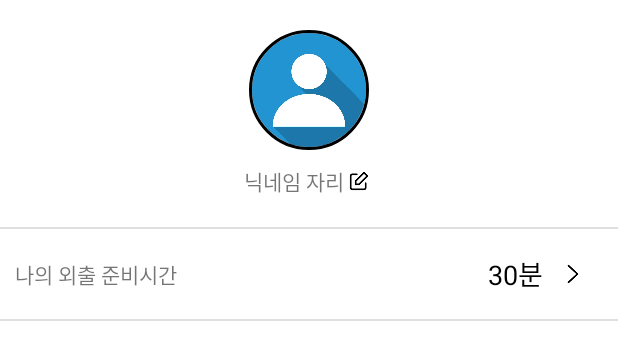
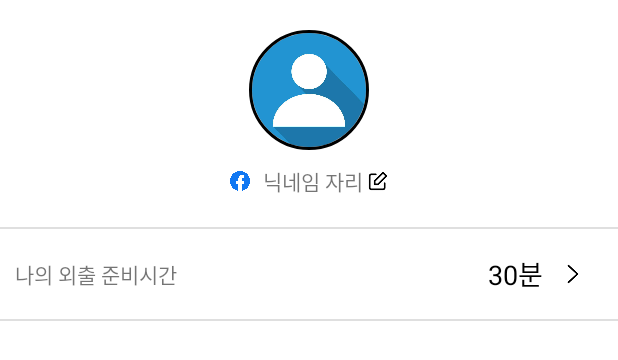
Before and after one commit to cho881020/FinalProject_20210910, an Android app: the layout activity_my_setting.xml on its own in the app's theme, with its tools: preview values and no code run, on a phone screen of 412 x 824 dp. Shown: the top 360 px of the screen. Run offline under Robolectric (Android 15) with nearby library versions, the phone set to English and light mode, and no system bars; network calls fail.

Commit message:
소셜로그인 여부에 따라, 어떤 소셜로그인인지 아이콘 표기

```diff
--- a/app/src/main/res/layout/activity_my_setting.xml
+++ b/app/src/main/res/layout/activity_my_setting.xml
@@ -30,9 +30,17 @@
                 android:layout_marginTop="10dp"
                 android:orientation="horizontal">
 
+                <ImageView
+                    android:id="@+id/socialLoginImg"
+                    android:layout_width="20dp"
+                    android:layout_height="20dp"
+                    android:padding="3dp"
+                    android:src="@drawable/facebook_login_icon" />
+
                 <TextView
                     android:id="@+id/nicknameTxt"
                     android:layout_width="wrap_content"
+                    android:layout_marginLeft="5dp"
                     android:layout_height="wrap_content"
                     android:text="닉네임 자리"/>
 
```
Also changed, not shown: app/src/main/java/com/neppplus/finalproject_20210910/LoginActivity.kt (+12 -4 lines), app/src/main/java/com/neppplus/finalproject_20210910/MySettingActivity.kt (+10 -0 lines).
